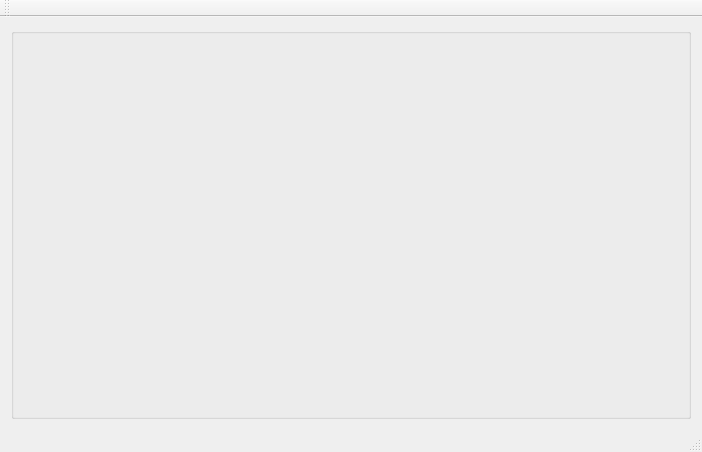
This is Keyboard/mainwindow.ui in djeemie2000/SynthPlayground as Qt 5 draws it before an edit. The edited form follows.
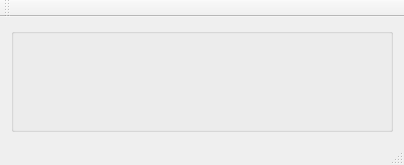
This is the edited form.

Patch:
```diff
--- a/Keyboard/mainwindow.ui
+++ b/Keyboard/mainwindow.ui
@@ -6,8 +6,8 @@
    <rect>
     <x>0</x>
     <y>0</y>
-    <width>702</width>
-    <height>452</height>
+    <width>404</width>
+    <height>165</height>
    </rect>
   </property>
   <property name="windowTitle">
```
Left out of the diff: 2 changed lines with no effect on the pictures.
